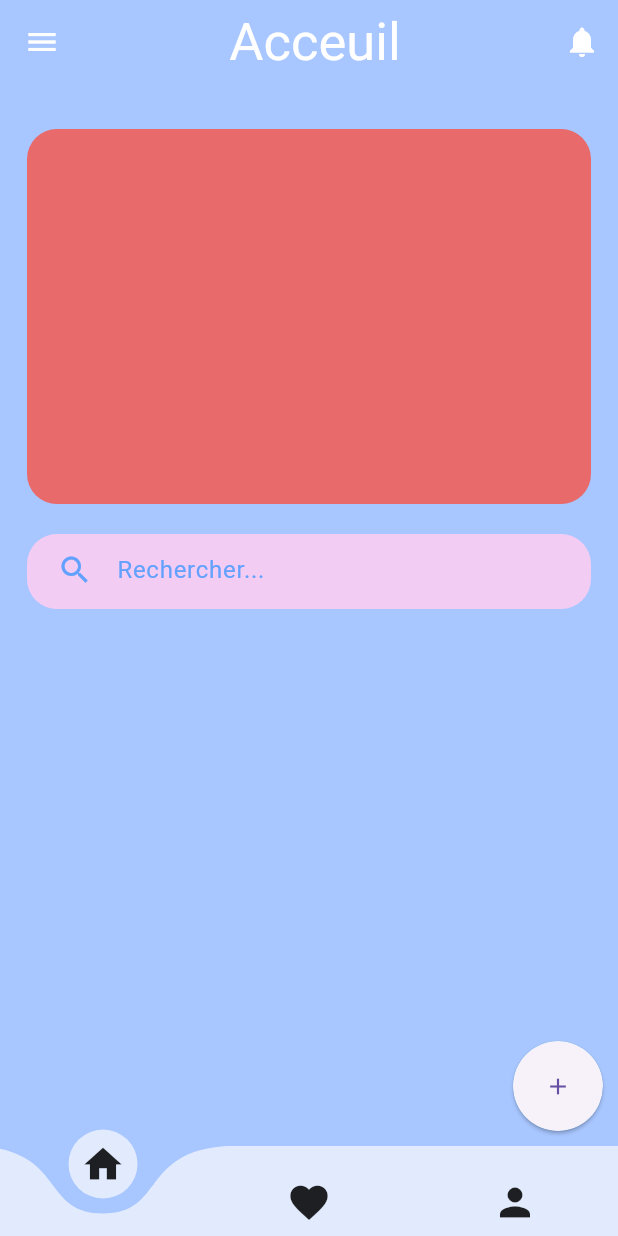
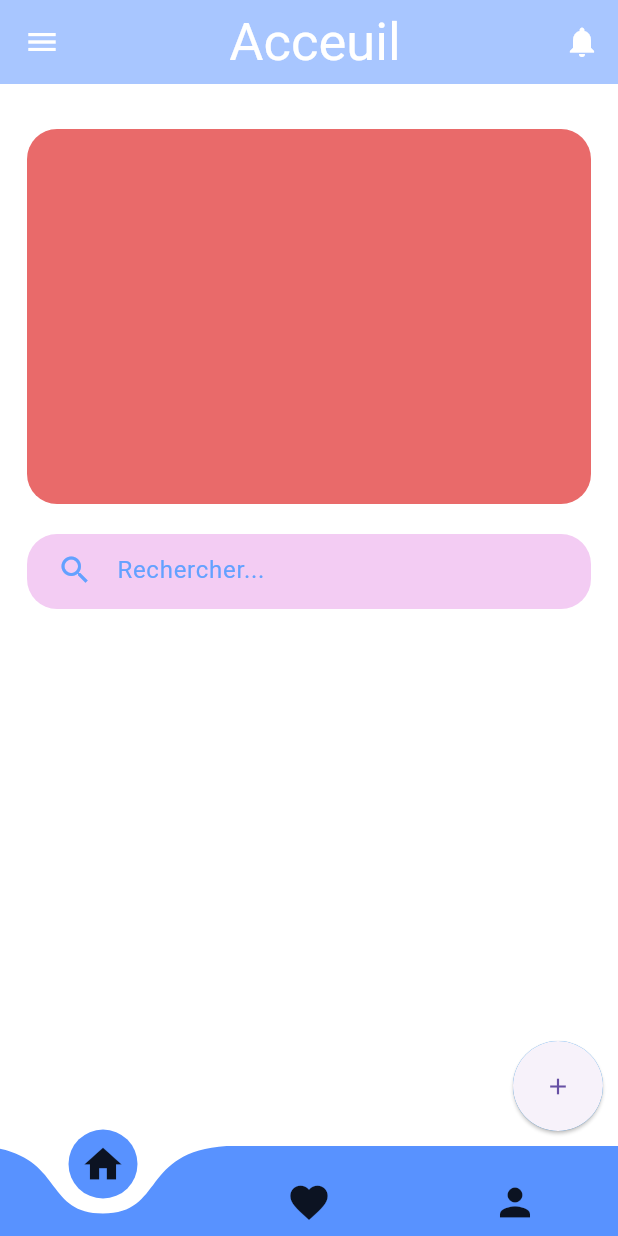
Before and after one commit to NassimeElkamari/reclamations, a Flutter app: the screen it shows after launch, on a phone screen of 412 x 824 dp. Run offline on Flutter 3.47's test engine with Material 3 defaults, Android fonts, the phone set to English and light mode, and no system bars; drawn by our look-alikes of curved_navigation_bar; our stand-ins replace cloud_firestore, firebase_auth, firebase_core; accounts and stored records are empty.

Commit message:
avoir new files

```diff
--- a/lib/Application etudiant/Home_Screens/ButtomnavigatorBar.dart
+++ b/lib/Application etudiant/Home_Screens/ButtomnavigatorBar.dart
@@ -23,13 +23,15 @@ class _NavigatorBarEtudiantState extends State<NavigatorBarEtudiant> {
   @override
   Widget build(BuildContext context) {
     return Scaffold(
-      backgroundColor: Color.fromARGB(255, 168, 198, 255),
+      extendBody: true,
+      backgroundColor: Color.fromARGB(255, 255, 255, 255),
       bottomNavigationBar: CurvedNavigationBar(
-        backgroundColor: Color.fromARGB(255, 168, 198, 255),
-        color: Color.fromARGB(255, 225, 235, 253),
+        backgroundColor: Colors.transparent,
+        color: Color.fromARGB(255, 88, 146, 255),
         height: 60,
         animationDuration: Duration(milliseconds: 300),
         index: _selecedIndex,
+
         onTap: (index) {
           setState(() {
             _selecedIndex = index;
--- a/lib/Application etudiant/Home_Screens/Home_etudiant.dart
+++ b/lib/Application etudiant/Home_Screens/Home_etudiant.dart
@@ -29,7 +29,7 @@ class _HomeEtudiantState extends State<HomeEtudiant> {
   @override
   Widget build(BuildContext context) {
     return Scaffold(
-     backgroundColor: Color.fromARGB(255, 168, 198, 255),
+     backgroundColor: Color.fromARGB(255, 255, 255, 255),
       appBar: homeAppBar(),
      body: HomeEtudiantBody(),
 
--- a/lib/Application etudiant/Home_Screens/liste_reclamations.dart
+++ b/lib/Application etudiant/Home_Screens/liste_reclamations.dart
@@ -10,7 +10,7 @@ class _ListeReclamations_etudiantState extends State<ListeReclamations_etudiant>
   @override
   Widget build(BuildContext context) {
     return  Scaffold(
-      backgroundColor: Color.fromARGB(255, 168, 198, 255),
+      backgroundColor: Color.fromARGB(255, 235, 104, 158),
      body: Center(child: Text("liste")),
     );
   }
--- a/lib/Application etudiant/Home_Screens/profile_etudiant.dart
+++ b/lib/Application etudiant/Home_Screens/profile_etudiant.dart
@@ -10,7 +10,7 @@ class _ListeReclamations_etudiantState extends State<ProfileEtudiant> {
   @override
   Widget build(BuildContext context) {
     return Scaffold(
-      backgroundColor: Color.fromARGB(255, 168, 198, 255),
+      backgroundColor: Color.fromARGB(255, 185, 255, 168),
      body: Center(child: Text("profile")),
     );
   }
```
